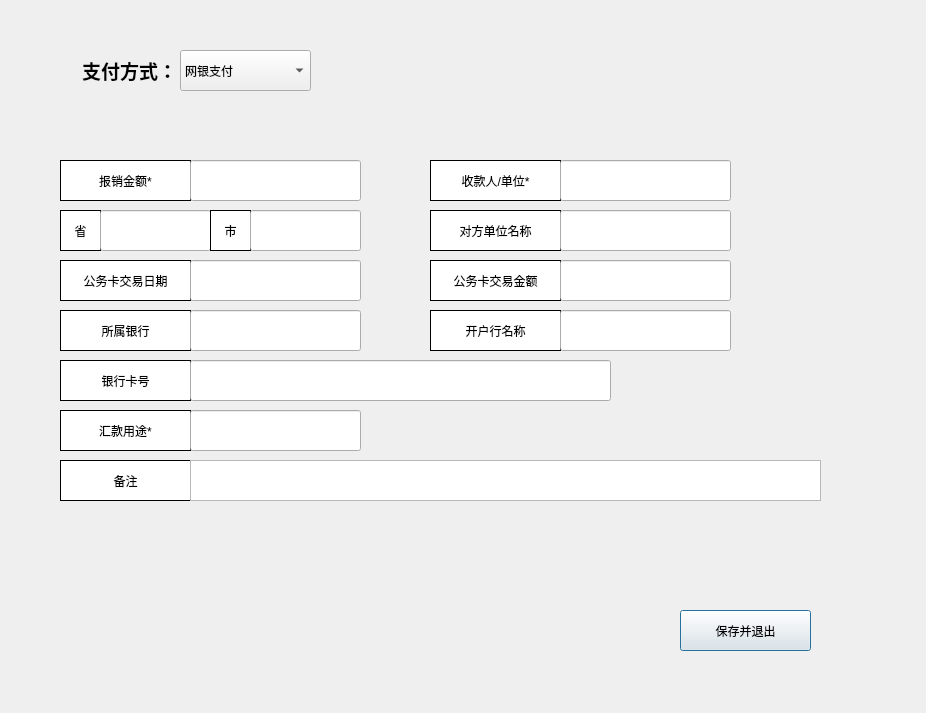
Old version of the form windows/addpaydialog.ui in the repository betamake/intelligence.
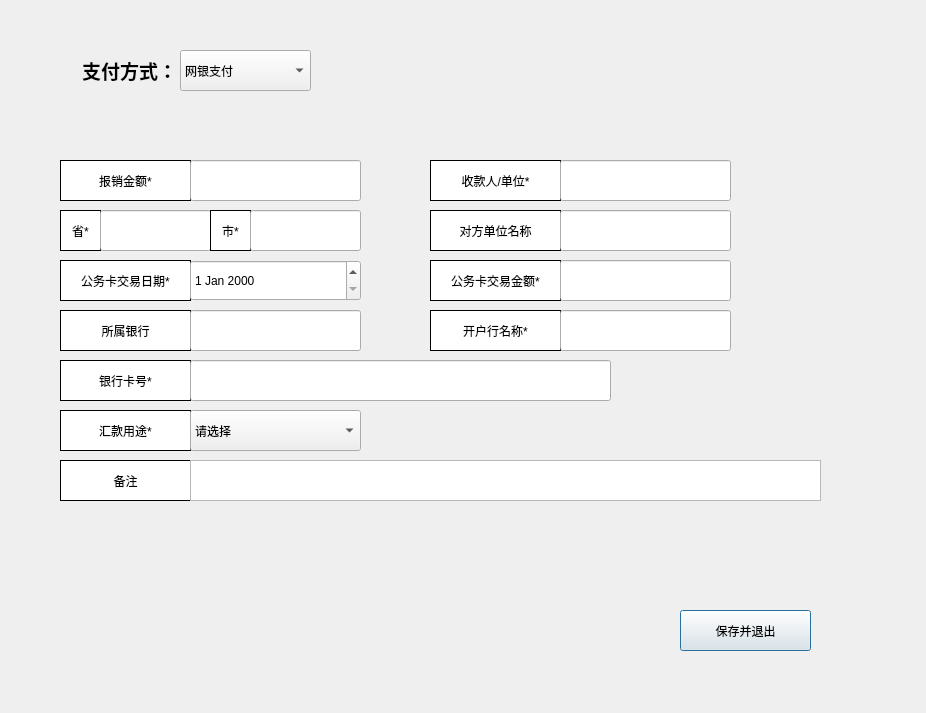
New version of the form. The open tabs and pages were chosen to show the change.

Commit message: 更改必填项，删除申请单，添加日期控件，计算天数，修改数字输入框的显示，提示未填写的必填项

Diff of the .ui file:
```diff
--- a/windows/addpaydialog.ui
+++ b/windows/addpaydialog.ui
@@ -679,7 +679,7 @@
        <enum>QFrame::Box</enum>
       </property>
       <property name="text">
-       <string>省</string>
+       <string>省*</string>
       </property>
       <property name="alignment">
        <set>Qt::AlignCenter</set>
@@ -730,7 +730,7 @@
        <enum>QFrame::Box</enum>
       </property>
       <property name="text">
-       <string>市</string>
+       <string>市*</string>
       </property>
       <property name="alignment">
        <set>Qt::AlignCenter</set>
@@ -852,13 +852,13 @@
        <enum>QFrame::Box</enum>
       </property>
       <property name="text">
-       <string>公务卡交易日期</string>
+       <string>公务卡交易日期*</string>
       </property>
       <property name="alignment">
        <set>Qt::AlignCenter</set>
       </property>
      </widget>
-     <widget class="QLineEdit" name="cardDealDate">
+     <widget class="QDateEdit" name="cardDate">
       <property name="geometry">
        <rect>
         <x>130</x>
@@ -867,24 +867,6 @@
         <height>41</height>
        </rect>
       </property>
-      <property name="sizePolicy">
-       <sizepolicy hsizetype="Fixed" vsizetype="Fixed">
-        <horstretch>0</horstretch>
-        <verstretch>0</verstretch>
-       </sizepolicy>
-      </property>
-      <property name="minimumSize">
-       <size>
-        <width>171</width>
-        <height>41</height>
-       </size>
-      </property>
-      <property name="maximumSize">
-       <size>
-        <width>171</width>
-        <height>41</height>
-       </size>
-      </property>
      </widget>
     </widget>
     <widget class="QWidget" name="widget_14" native="true">
@@ -913,7 +895,7 @@
        <enum>QFrame::Box</enum>
       </property>
       <property name="text">
-       <string>公务卡交易金额</string>
+       <string>公务卡交易金额*</string>
       </property>
       <property name="alignment">
        <set>Qt::AlignCenter</set>
@@ -974,7 +956,7 @@
        <enum>QFrame::Box</enum>
       </property>
       <property name="text">
-       <string>开户行名称</string>
+       <string>开户行名称*</string>
       </property>
       <property name="alignment">
        <set>Qt::AlignCenter</set>
@@ -1035,7 +1017,7 @@
        <enum>QFrame::Box</enum>
       </property>
       <property name="text">
-       <string>银行卡号</string>
+       <string>银行卡号*</string>
       </property>
       <property name="alignment">
        <set>Qt::AlignCenter</set>
@@ -1145,7 +1127,7 @@
        <set>Qt::AlignCenter</set>
       </property>
      </widget>
-     <widget class="QLineEdit" name="cardUsage">
+     <widget class="QComboBox" name="cardUsageCom">
       <property name="geometry">
        <rect>
         <x>130</x>
@@ -1154,24 +1136,21 @@
         <height>41</height>
        </rect>
       </property>
-      <property name="sizePolicy">
-       <sizepolicy hsizetype="Fixed" vsizetype="Fixed">
-        <horstretch>0</horstretch>
-        <verstretch>0</verstretch>
-       </sizepolicy>
-      </property>
-      <property name="minimumSize">
-       <size>
-        <width>171</width>
-        <height>41</height>
-       </size>
-      </property>
-      <property name="maximumSize">
-       <size>
-        <width>171</width>
-        <height>41</height>
-       </size>
-      </property>
+      <item>
+       <property name="text">
+        <string>请选择</string>
+       </property>
+      </item>
+      <item>
+       <property name="text">
+        <string>货款</string>
+       </property>
+      </item>
+      <item>
+       <property name="text">
+        <string>报销</string>
+       </property>
+      </item>
      </widget>
     </widget>
     <widget class="QLabel" name="label_21">
```
Left out of the diff: 72 changed lines with no effect on the pictures. The commit also changes 22 other files.
